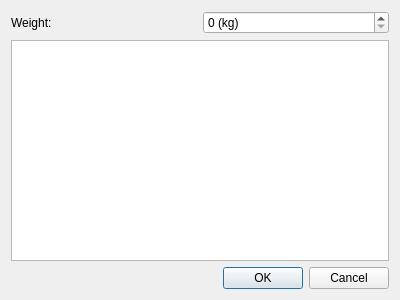
The window that NewBucket.ui (SC-One/BHMI) describes before a commit, drawn with Qt 5.
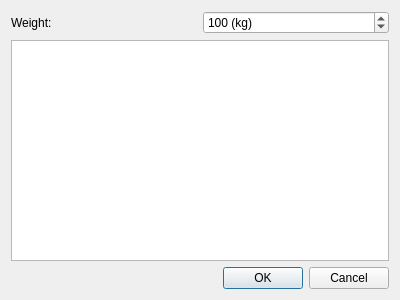
The same window after the commit.

Commit message: bucket in result

The edit to the form file:
```diff
--- a/NewBucket.ui
+++ b/NewBucket.ui
@@ -31,6 +31,12 @@
        <property name="suffix">
         <string> (kg)</string>
        </property>
+       <property name="maximum">
+        <number>9999999</number>
+       </property>
+       <property name="value">
+        <number>100</number>
+       </property>
       </widget>
      </item>
     </layout>
```
The commit also changes 3 other files.
